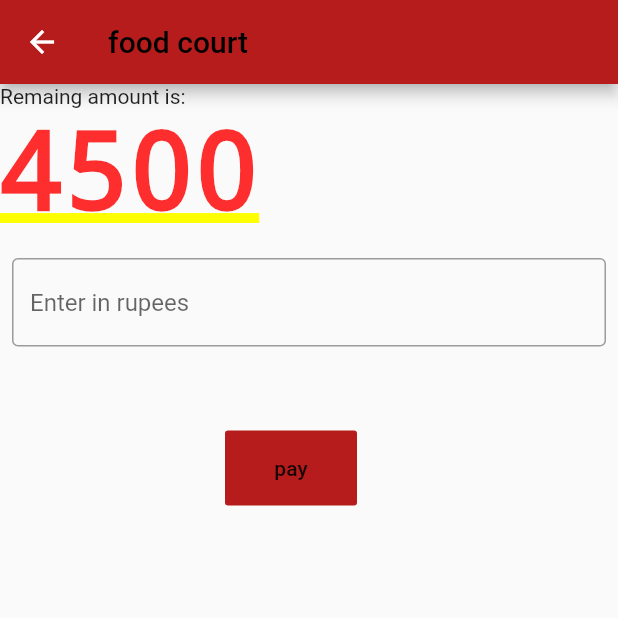
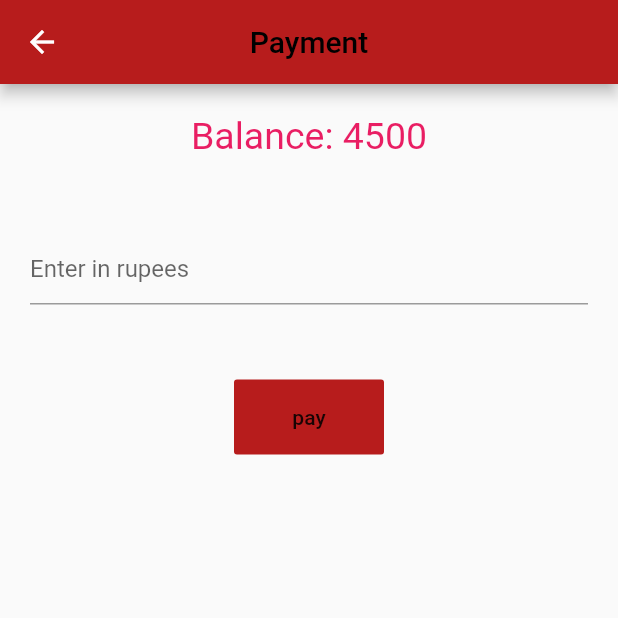
Before and after one commit to carnage5/mess-spruce, a Flutter app: the payment screen opened by its route, on a phone screen of 412 x 824 dp, the top half of it. Run offline on Flutter 3.47's test engine with Material 2 defaults, Android fonts, the phone set to English and light mode, and no system bars; missing offline and left inert: barcode_scan.

```diff
--- a/lib/payment.dart
+++ b/lib/payment.dart
@@ -1,4 +1,7 @@
+import 'dart:ui';
+
 import 'package:flutter/material.dart';
+
 class payment extends StatefulWidget {
   const payment({Key? key}) : super(key: key);
 
@@ -20,46 +23,95 @@ class _paymentState extends State<payment> {
     return Scaffold(
       appBar: AppBar(
         backgroundColor: Colors.red[900],
+        centerTitle: true,
         title: Text(
-          'food court',
+          'Payment',
           style: TextStyle(
             color: Colors.black,
           ),
         ),
       ),
-      body:Column(
-        crossAxisAlignment: CrossAxisAlignment.start,
-        mainAxisSize: MainAxisSize.min,
+      body:Padding(
+        padding: const EdgeInsets.all(20.0),
+        child: Column(
+          crossAxisAlignment: CrossAxisAlignment.center,
+          mainAxisAlignment: MainAxisAlignment.start,
           children: <Widget>[
-          Text('Remaing amount is:'),
-          Text('$money',style: DefaultTextStyle.of(context).style.apply(fontSizeFactor: 1.5)),
-           Padding(
-            padding: const EdgeInsets.symmetric(horizontal: 8, vertical: 16),
-            child: TextField(
+            Text('Balance: $money',
+            style: TextStyle(
+              fontSize: 25.0,
+              color: Colors.pink,
+            ),
+            ),
+              SizedBox(
+                height: 50.0,
+              ),
+             TextField(
                controller:payment,
+               keyboardType: TextInputType.number,
                decoration: InputDecoration(
-                border: OutlineInputBorder(),
+                 border: UnderlineInputBorder(),
                  hintText: 'Enter in rupees',
                ),
              ),
+            SizedBox(
+              height: 50.0,
+
             ),
-          Padding(
-            padding: const EdgeInsets.symmetric(vertical: 40.0,horizontal: 150.0),
-            child: ButtonTheme(
+            ButtonTheme(
               height: 50.0,
+              minWidth: 100.0,
               child: FlatButton(
                 onPressed: (){
-                      setState(() {
+                  showAlertDialog(context,int.parse(payment.text));
+                  Future.delayed(Duration(seconds:3),()
+                   {setState(() {
                       money=money-int.parse(payment.text);
-                      });
+                    });});
 
                 },
                 child: Text('pay'),
                 color: Colors.red[900],),
-            ),
             )
           ],
+        ),
       )
     );
   }
 }
+
+showAlertDialog(BuildContext context,int pay) {
+  // Create button
+  int x=0;
+  Widget confirmButton = FlatButton(
+    child: Text("Confirm"),
+    onPressed: () {
+      Navigator.of(context).pop();
+    },
+  );
+  Widget cancelButton = FlatButton(
+    child: Text("Cancel"),
+    onPressed: () {
+      Navigator.of(context).pop();
+
+    },
+  );
+
+  // Create AlertDialog
+  AlertDialog alert = AlertDialog(
+    title: Text("Alert"),
+    content: Text("Pay Rs $pay ?"),
+    actions: [
+      confirmButton,
+      cancelButton,
+    ],
+  );
+
+  // show the dialog
+  showDialog(
+    context: context,
+    builder: (BuildContext context) {
+      return alert;
+    },
+  );
+}
--- a/lib/selectmess.dart
+++ b/lib/selectmess.dart
@@ -89,7 +89,6 @@ showAlertDialog(BuildContext context,String? mess) {
       Navigator.of(context).pop();
     },
   );
-
   // Create AlertDialog
   AlertDialog alert = AlertDialog(
     title: Text("Alert"),
@@ -98,7 +97,6 @@ showAlertDialog(BuildContext context,String? mess) {
       okButton,
     ],
   );
-
   // show the dialog
   showDialog(
     context: context,
```
Also changed, not shown: lib/login.dart (+11 -2 lines), lib/menu.dart (+8 -3 lines), lib/qrscan.dart (+22 -12 lines). Lines whose indentation alone changed are shown as unchanged.
